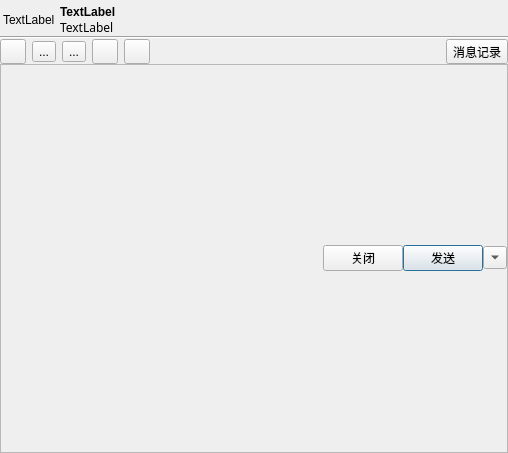
zhanlangsir/Qtqq, file src/ui/friendchatdlg.ui: the form before one commit.
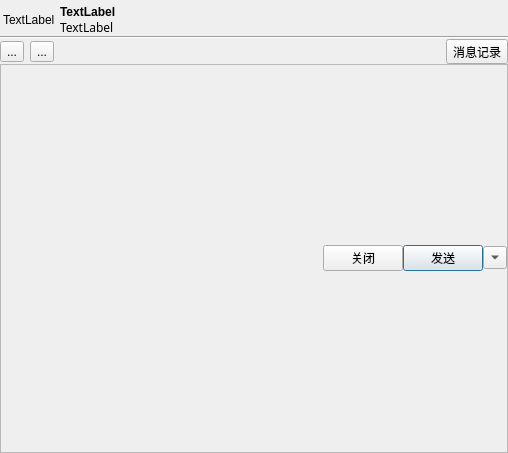
The form after the commit. Icons and pictures are not drawn.

Diff of the .ui file:
```diff
--- a/src/ui/friendchatdlg.ui
+++ b/src/ui/friendchatdlg.ui
@@ -117,19 +117,6 @@
          <property name="spacing">
           <number>6</number>
          </property>
-         <item>
-          <widget class="QToolButton" name="toolButton_4">
-           <property name="text">
-            <string/>
-           </property>
-           <property name="iconSize">
-            <size>
-             <width>18</width>
-             <height>18</height>
-            </size>
-           </property>
-          </widget>
-         </item>
          <item>
           <widget class="QToolButton" name="btn_qqface">
            <property name="styleSheet">
@@ -173,32 +160,6 @@
            </property>
           </widget>
          </item>
-         <item>
-          <widget class="QToolButton" name="toolButton_8">
-           <property name="text">
-            <string/>
-           </property>
-           <property name="iconSize">
-            <size>
-             <width>18</width>
-             <height>18</height>
-            </size>
-           </property>
-          </widget>
-         </item>
-         <item>
-          <widget class="QToolButton" name="toolButton_9">
-           <property name="text">
-            <string/>
-           </property>
-           <property name="iconSize">
-            <size>
-             <width>18</width>
-             <height>18</height>
-            </size>
-           </property>
-          </widget>
-         </item>
          <item>
           <spacer name="horizontalSpacer_2">
            <property name="orientation">
```
